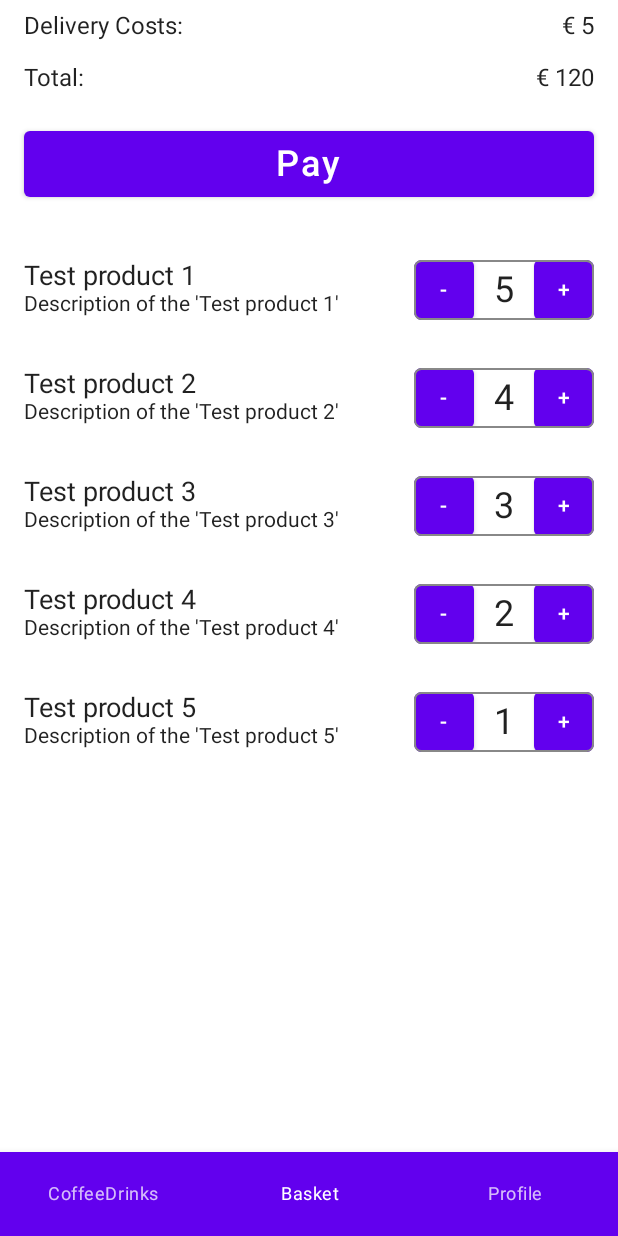
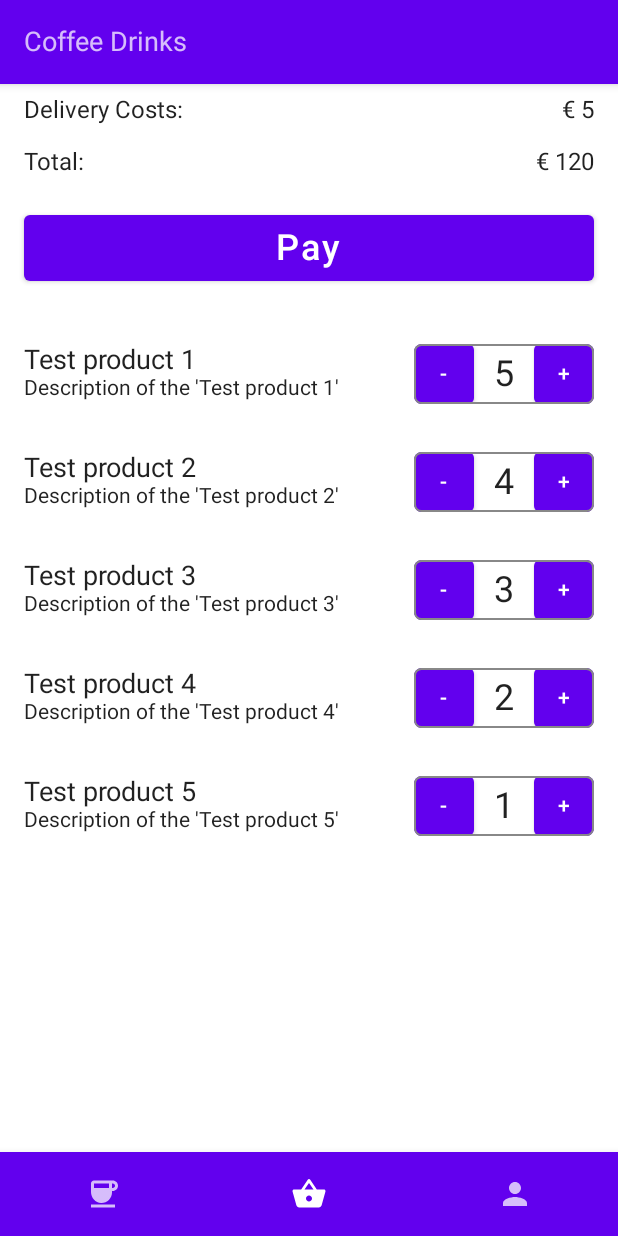
Before and after one commit to AlexZhukovich/OrderCoffee, an Android app built with Jetpack Compose: the screen it shows after launch (MainActivity), item 2 of the bottom bar chosen, on a phone screen of 412 x 824 dp. Run offline under Robolectric (Android 15) with nearby library versions, the phone set to English and light mode, and no system bars.

Commit message:
Updated icon for bottom navigation, added appbar for the BasketScreen

```diff
--- /dev/null
+++ b/app/src/main/java/com/alexzh/ordercoffee/ui/navigation/NavigationItem.kt
@@ -0,0 +1,10 @@
+package com.alexzh.ordercoffee.ui.navigation
+
+import androidx.annotation.DrawableRes
+import com.alexzh.ordercoffee.R
+
+sealed class NavigationItem(val route: String, @DrawableRes val icon: Int) {
+    object CoffeeDrinks : NavigationItem("CoffeeDrinks", R.drawable.ic_coffee)
+    object Basket : NavigationItem("Basket", R.drawable.ic_basket)
+    object Profile : NavigationItem("Profile", R.drawable.ic_profile)
+}
--- a/app/src/main/java/com/alexzh/ordercoffee/ui/screen/BasketScreen.kt
+++ b/app/src/main/java/com/alexzh/ordercoffee/ui/screen/BasketScreen.kt
@@ -5,6 +5,7 @@ import androidx.compose.foundation.layout.*
 import androidx.compose.foundation.lazy.LazyColumn
 import androidx.compose.material.Button
 import androidx.compose.material.Text
+import androidx.compose.material.TopAppBar
 import androidx.compose.runtime.Composable
 import androidx.compose.ui.Modifier
 import androidx.compose.ui.platform.LocalContext
@@ -51,6 +52,13 @@ fun BasketScreen(
     Column(
         modifier = Modifier.fillMaxSize()
     ) {
+        TopAppBar {
+            Text(
+                text = "Coffee Drinks",
+                modifier = Modifier.padding(horizontal = 12.dp),
+                fontSize = 18.sp
+            )
+        }
         PaymentInfo(
             deliveryCosts = BigDecimal(5),
             total = BigDecimal(120),
--- a/app/src/main/java/com/alexzh/ordercoffee/ui/screen/HomeScreen.kt
+++ b/app/src/main/java/com/alexzh/ordercoffee/ui/screen/HomeScreen.kt
@@ -2,16 +2,15 @@ package com.alexzh.ordercoffee.ui.screen
 
 import androidx.compose.foundation.layout.Box
 import androidx.compose.foundation.layout.padding
-import androidx.compose.material.BottomNavigation
-import androidx.compose.material.BottomNavigationItem
-import androidx.compose.material.Scaffold
-import androidx.compose.material.Text
+import androidx.compose.material.*
 import androidx.compose.runtime.Composable
 import androidx.compose.ui.Modifier
+import androidx.compose.ui.res.painterResource
 import androidx.navigation.compose.NavHost
 import androidx.navigation.compose.composable
 import androidx.navigation.compose.rememberNavController
 import com.alexzh.ordercoffee.currentRoute
+import com.alexzh.ordercoffee.ui.navigation.NavigationItem
 import com.alexzh.ordercoffee.ui.theme.OrderCoffeeTheme
 
 @Composable
@@ -28,14 +27,20 @@ fun HomeScreen() {
         Scaffold(
             bottomBar = {
                 BottomNavigation {
-                    tabs.forEach { screen ->
+                    tabs.forEach { navigationItem ->
                         BottomNavigationItem(
-                            selected = navController.currentRoute() == screen.route,
+                            selected = navController.currentRoute() == navigationItem.route,
                             onClick = {
-                                navController.navigate(screen.route)
+                                navController.navigate(navigationItem.route)
                             },
-                            label = { Text(screen.route) },
-                            icon = {  }
+                            label = null,
+                            icon = {
+                                // TODO: fix contentDescription
+                                Icon(
+                                    painter = painterResource(id = navigationItem.icon),
+                                    contentDescription = null
+                                )
+                            }
                         )
                     }
                 }
--- a/app/src/main/java/com/alexzh/ordercoffee/ui/screen/NavigationItem.kt
+++ /dev/null
@@ -1,7 +0,0 @@
-package com.alexzh.ordercoffee.ui.screen
-
-sealed class NavigationItem(val route: String) {
-    object CoffeeDrinks : NavigationItem("CoffeeDrinks")
-    object Basket : NavigationItem("Basket")
-    object Profile : NavigationItem("Profile")
-}
--- /dev/null
+++ b/app/src/main/res/drawable/ic_basket.xml
@@ -0,0 +1,10 @@
+<vector xmlns:android="http://schemas.android.com/apk/res/android"
+    android:width="24dp"
+    android:height="24dp"
+    android:viewportWidth="24"
+    android:viewportHeight="24"
+    android:tint="?attr/colorControlNormal">
+  <path
+      android:fillColor="@android:color/white"
+      android:pathData="M17.21,9l-4.38,-6.56c-0.19,-0.28 -0.51,-0.42 -0.83,-0.42 -0.32,0 -0.64,0.14 -0.83,0.43L6.79,9L2,9c-0.55,0 -1,0.45 -1,1 0,0.09 0.01,0.18 0.04,0.27l2.54,9.27c0.23,0.84 1,1.46 1.92,1.46h13c0.92,0 1.69,-0.62 1.93,-1.46l2.54,-9.27L23,10c0,-0.55 -0.45,-1 -1,-1h-4.79zM9,9l3,-4.4L15,9L9,9zM12,17c-1.1,0 -2,-0.9 -2,-2s0.9,-2 2,-2 2,0.9 2,2 -0.9,2 -2,2z"/>
+</vector>
--- /dev/null
+++ b/app/src/main/res/drawable/ic_coffee.xml
@@ -0,0 +1,10 @@
+<vector xmlns:android="http://schemas.android.com/apk/res/android"
+    android:width="24dp"
+    android:height="24dp"
+    android:viewportWidth="24"
+    android:viewportHeight="24"
+    android:tint="?attr/colorControlNormal">
+  <path
+      android:fillColor="@android:color/white"
+      android:pathData="M18.5,3H6C4.9,3 4,3.9 4,5v5.71c0,3.83 2.95,7.18 6.78,7.29c3.96,0.12 7.22,-3.06 7.22,-7v-1h0.5c1.93,0 3.5,-1.57 3.5,-3.5S20.43,3 18.5,3zM16,5v3H6V5H16zM18.5,8H18V5h0.5C19.33,5 20,5.67 20,6.5S19.33,8 18.5,8zM4,19h16v2H4V19z"/>
+</vector>
--- /dev/null
+++ b/app/src/main/res/drawable/ic_profile.xml
@@ -0,0 +1,10 @@
+<vector xmlns:android="http://schemas.android.com/apk/res/android"
+    android:width="24dp"
+    android:height="24dp"
+    android:viewportWidth="24"
+    android:viewportHeight="24"
+    android:tint="?attr/colorControlNormal">
+  <path
+      android:fillColor="@android:color/white"
+      android:pathData="M12,12c2.21,0 4,-1.79 4,-4s-1.79,-4 -4,-4 -4,1.79 -4,4 1.79,4 4,4zM12,14c-2.67,0 -8,1.34 -8,4v2h16v-2c0,-2.66 -5.33,-4 -8,-4z"/>
+</vector>
```
